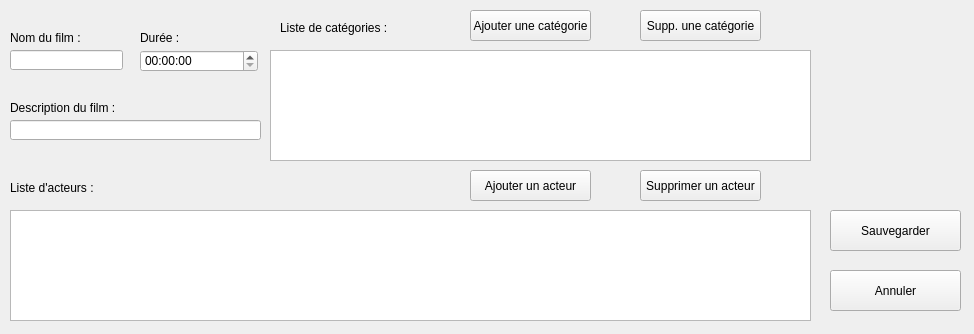
This is popupmovie.ui in Urzawrym/Newflix as Qt 5 draws it before an edit. The edited form follows.
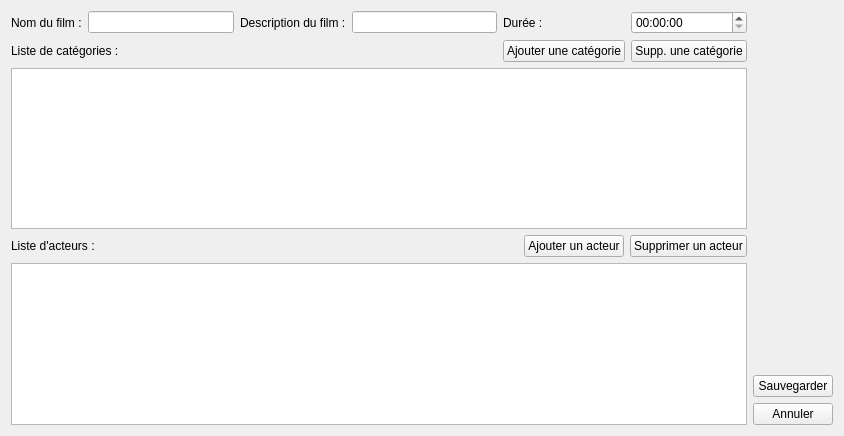
This is the edited form.

What changed in the file:
```diff
--- a/popupmovie.ui
+++ b/popupmovie.ui
@@ -6,209 +6,171 @@
    <rect>
     <x>0</x>
     <y>0</y>
-    <width>974</width>
-    <height>334</height>
+    <width>844</width>
+    <height>436</height>
    </rect>
   </property>
   <property name="windowTitle">
    <string>Form</string>
   </property>
+  <layout class="QGridLayout" name="gridLayout_2">
+   <item row="4" column="0" rowspan="3">
+    <widget class="QListWidget" name="listWidget_2"/>
+   </item>
+   <item row="6" column="1">
+    <widget class="QPushButton" name="pushButton_2">
+     <property name="text">
+      <string>Annuler</string>
+     </property>
+    </widget>
+   </item>
+   <item row="1" column="0" rowspan="2">
+    <widget class="QListWidget" name="listWidget"/>
+   </item>
+   <item row="0" column="0">
+    <layout class="QGridLayout" name="gridLayout">
+     <item row="0" column="0">
   <widget class="QLabel" name="label_2">
-   <property name="geometry">
-    <rect>
-     <x>10</x>
-     <y>30</y>
-     <width>101</width>
-     <height>16</height>
-    </rect>
-   </property>
    <property name="text">
     <string>Nom du film :</string>
    </property>
   </widget>
-  <widget class="QLineEdit" name="lineEdit">
-   <property name="geometry">
-    <rect>
-     <x>10</x>
-     <y>50</y>
-     <width>113</width>
-     <height>20</height>
-    </rect>
-   </property>
-  </widget>
+     </item>
+     <item row="0" column="1">
+      <widget class="QLineEdit" name="lineEdit"/>
+     </item>
+     <item row="0" column="2">
   <widget class="QLabel" name="label_3">
-   <property name="geometry">
-    <rect>
-     <x>10</x>
-     <y>100</y>
-     <width>111</width>
-     <height>16</height>
-    </rect>
-   </property>
    <property name="text">
     <string>Description du film :</string>
    </property>
   </widget>
-  <widget class="QLineEdit" name="lineEdit_2">
-   <property name="geometry">
-    <rect>
-     <x>10</x>
-     <y>120</y>
-     <width>251</width>
-     <height>20</height>
-    </rect>
-   </property>
-  </widget>
+     </item>
+     <item row="0" column="3">
+      <widget class="QLineEdit" name="lineEdit_2"/>
+     </item>
+     <item row="0" column="4">
   <widget class="QLabel" name="label_5">
-   <property name="geometry">
-    <rect>
-     <x>140</x>
-     <y>30</y>
-     <width>121</width>
-     <height>16</height>
-    </rect>
-   </property>
    <property name="text">
     <string>Durée :</string>
    </property>
   </widget>
-  <widget class="QPushButton" name="pushButton">
-   <property name="geometry">
-    <rect>
-     <x>830</x>
-     <y>210</y>
-     <width>131</width>
-     <height>41</height>
-    </rect>
-   </property>
-   <property name="text">
-    <string>Sauvegarder</string>
-   </property>
-  </widget>
-  <widget class="QPushButton" name="pushButton_2">
-   <property name="geometry">
-    <rect>
-     <x>830</x>
-     <y>270</y>
-     <width>131</width>
-     <height>41</height>
-    </rect>
-   </property>
-   <property name="text">
-    <string>Annuler</string>
-   </property>
-  </widget>
-  <widget class="QListWidget" name="listWidget">
-   <property name="geometry">
-    <rect>
-     <x>270</x>
-     <y>50</y>
-     <width>541</width>
-     <height>111</height>
-    </rect>
-   </property>
-  </widget>
+     </item>
+     <item row="0" column="5">
+      <widget class="QTimeEdit" name="timeEdit">
+       <property name="calendarPopup">
+        <bool>false</bool>
+       </property>
+      </widget>
+     </item>
+     <item row="1" column="0" colspan="2">
   <widget class="QLabel" name="label">
-   <property name="geometry">
-    <rect>
-     <x>280</x>
-     <y>20</y>
-     <width>161</width>
-     <height>16</height>
-    </rect>
-   </property>
    <property name="text">
     <string>Liste de catégories :</string>
    </property>
   </widget>
+     </item>
+     <item row="1" column="3">
+      <spacer name="horizontalSpacer">
+       <property name="orientation">
+        <enum>Qt::Horizontal</enum>
+       </property>
+       <property name="sizeHint" stdset="0">
+        <size>
+         <width>40</width>
+         <height>20</height>
+        </size>
+       </property>
+      </spacer>
+     </item>
+     <item row="1" column="4">
   <widget class="QPushButton" name="pushButton_3">
-   <property name="geometry">
-    <rect>
-     <x>470</x>
-     <y>10</y>
-     <width>121</width>
-     <height>31</height>
-    </rect>
-   </property>
    <property name="text">
     <string>Ajouter une catégorie</string>
    </property>
   </widget>
+     </item>
+     <item row="1" column="5">
   <widget class="QPushButton" name="pushButton_4">
-   <property name="geometry">
-    <rect>
-     <x>640</x>
-     <y>10</y>
-     <width>121</width>
-     <height>31</height>
-    </rect>
-   </property>
    <property name="text">
     <string>Supp. une catégorie</string>
    </property>
   </widget>
-  <widget class="QListWidget" name="listWidget_2">
-   <property name="geometry">
-    <rect>
-     <x>10</x>
-     <y>210</y>
-     <width>801</width>
-     <height>111</height>
-    </rect>
-   </property>
-  </widget>
+     </item>
+    </layout>
+   </item>
+   <item row="3" column="0">
+    <layout class="QHBoxLayout" name="horizontalLayout">
+     <item>
   <widget class="QLabel" name="label_8">
-   <property name="geometry">
-    <rect>
-     <x>10</x>
-     <y>180</y>
-     <width>161</width>
-     <height>16</height>
-    </rect>
-   </property>
    <property name="text">
     <string>Liste d'acteurs :</string>
    </property>
   </widget>
+     </item>
+     <item>
+      <spacer name="horizontalSpacer_2">
+       <property name="orientation">
+        <enum>Qt::Horizontal</enum>
+       </property>
+       <property name="sizeHint" stdset="0">
+        <size>
+         <width>40</width>
+         <height>20</height>
+        </size>
+       </property>
+      </spacer>
+     </item>
+     <item>
   <widget class="QPushButton" name="pushButton_5">
-   <property name="geometry">
-    <rect>
-     <x>470</x>
-     <y>170</y>
-     <width>121</width>
-     <height>31</height>
-    </rect>
-   </property>
    <property name="text">
     <string>Ajouter un acteur</string>
    </property>
   </widget>
+     </item>
+     <item>
   <widget class="QPushButton" name="pushButton_6">
-   <property name="geometry">
-    <rect>
-     <x>640</x>
-     <y>170</y>
-     <width>121</width>
-     <height>31</height>
-    </rect>
-   </property>
    <property name="text">
     <string>Supprimer un acteur</string>
    </property>
   </widget>
-  <widget class="QTimeEdit" name="timeEdit">
-   <property name="geometry">
-    <rect>
-     <x>140</x>
-     <y>50</y>
-     <width>118</width>
-     <height>22</height>
-    </rect>
-   </property>
-   <property name="calendarPopup">
-    <bool>false</bool>
-   </property>
-  </widget>
+     </item>
+    </layout>
+   </item>
+   <item row="5" column="1">
+    <widget class="QPushButton" name="pushButton">
+     <property name="text">
+      <string>Sauvegarder</string>
+     </property>
+    </widget>
+   </item>
+   <item row="4" column="1">
+    <spacer name="verticalSpacer_2">
+     <property name="orientation">
+      <enum>Qt::Vertical</enum>
+     </property>
+     <property name="sizeHint" stdset="0">
+      <size>
+       <width>72</width>
+       <height>134</height>
+      </size>
+     </property>
+    </spacer>
+   </item>
+   <item row="2" column="1">
+    <spacer name="verticalSpacer">
+     <property name="orientation">
+      <enum>Qt::Vertical</enum>
+     </property>
+     <property name="sizeHint" stdset="0">
+      <size>
+       <width>20</width>
+       <height>150</height>
+      </size>
+     </property>
+    </spacer>
+   </item>
+  </layout>
  </widget>
  <resources/>
  <connections/>
```
Lines whose indentation alone changed are shown as unchanged.
